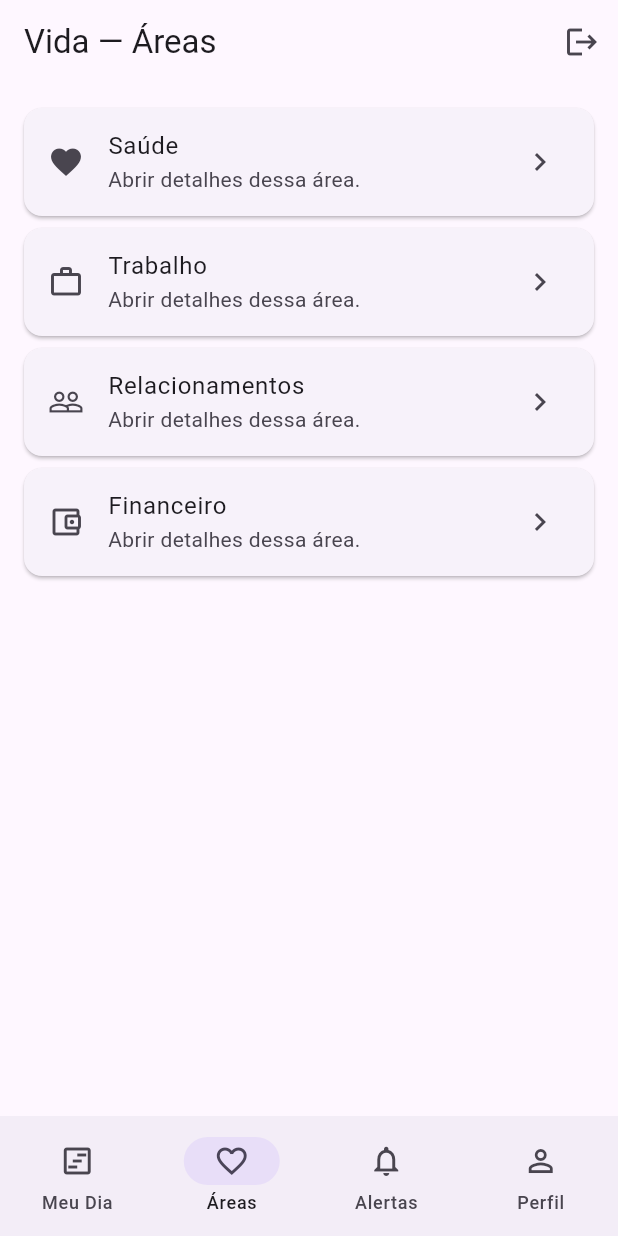
After one commit to Fabrithizio/Vida_app, a Flutter app: the HomePage screen opened directly, item 2 of the bottom bar chosen, on a phone screen of 412 x 824 dp. The commit adds this screen. Run offline on Flutter 3.47's test engine with Material 3 defaults, Android fonts, the phone set to English and light mode, and no system bars; our stand-ins replace shared_preferences; accounts and stored records are empty.

Commit message:
home apags e areas futuras

```diff
--- /dev/null
+++ b/lib/presentation/pages/home/home_page.dart
@@ -0,0 +1,80 @@
+import 'package:flutter/material.dart';
+
+import '../../../data/local/session_storage.dart';
+import '../login_page.dart';
+import 'tabs/alerts_tab.dart';
+import 'tabs/areas_tab.dart';
+import 'tabs/day_tab.dart';
+import 'tabs/profile_tab.dart';
+
+
+class HomePage extends StatefulWidget {
+  const HomePage({super.key});
+
+  @override
+  State<HomePage> createState() => _HomePageState();
+}
+
+class _HomePageState extends State<HomePage> {
+  int _index = 0;
+
+  final _tabs = const [
+    DayTab(),
+    AreasTab(),
+    AlertsTab(),
+    ProfileTab(),
+  ];
+
+  Future<void> _logout() async {
+    await SessionStorage().clear();
+    if (!mounted) return;
+
+    Navigator.of(context).pushReplacement(
+      MaterialPageRoute(builder: (_) => const LoginPage()),
+    );
+  }
+
+  @override
+  Widget build(BuildContext context) {
+    final titles = const ['Meu Dia', 'Áreas', 'Alertas', 'Perfil'];
+
+    return Scaffold(
+      appBar: AppBar(
+        title: Text('Vida — ${titles[_index]}'),
+        actions: [
+          IconButton(
+            tooltip: 'Sair',
+            onPressed: _logout,
+            icon: const Icon(Icons.logout),
+          ),
+        ],
+      ),
+      body: IndexedStack(
+        index: _index,
+        children: _tabs,
+      ),
+      bottomNavigationBar: NavigationBar(
+        selectedIndex: _index,
+        onDestinationSelected: (i) => setState(() => _index = i),
+        destinations: const [
+          NavigationDestination(
+            icon: Icon(Icons.view_timeline_outlined),
+            label: 'Meu Dia',
+          ),
+          NavigationDestination(
+            icon: Icon(Icons.favorite_border),
+            label: 'Áreas',
+          ),
+          NavigationDestination(
+            icon: Icon(Icons.notifications_none),
+            label: 'Alertas',
+          ),
+          NavigationDestination(
+            icon: Icon(Icons.person_outline),
+            label: 'Perfil',
+          ),
+        ],
+      ),
+    );
+  }
+}
--- /dev/null
+++ b/lib/presentation/pages/home/tabs/areas_tab.dart
@@ -0,0 +1,37 @@
+import 'package:flutter/material.dart';
+
+class AreasTab extends StatelessWidget {
+  const AreasTab({super.key});
+
+  @override
+  Widget build(BuildContext context) {
+    return ListView(
+      padding: const EdgeInsets.all(12),
+      children: const [
+        _AreaTile(title: 'Saúde', icon: Icons.favorite),
+        _AreaTile(title: 'Trabalho', icon: Icons.work_outline),
+        _AreaTile(title: 'Relacionamentos', icon: Icons.people_outline),
+        _AreaTile(title: 'Financeiro', icon: Icons.account_balance_wallet_outlined),
+      ],
+    );
+  }
+}
+
+class _AreaTile extends StatelessWidget {
+  const _AreaTile({required this.title, required this.icon});
+
+  final String title;
+  final IconData icon;
+
+  @override
+  Widget build(BuildContext context) {
+    return Card(
+      child: ListTile(
+        leading: Icon(icon),
+        title: Text(title),
+        subtitle: const Text('Abrir detalhes dessa área.'),
+        trailing: const Icon(Icons.chevron_right),
+      ),
+    );
+  }
+}
```
Also changed, not shown: lib/presentation/pages/home/tabs/alerts_tab.dart (added, +28 -0 lines), lib/presentation/pages/home/tabs/day_tab.dart (added, +18 -0 lines), lib/presentation/pages/home/tabs/profile_tab.dart (added, +28 -0 lines), lib/presentation/pages/home_placeholder_page.dart (+25 -3 lines), lib/presentation/pages/login_page.dart (+6 -4 lines), lib/presentation/pages/splash_page.dart (+12 -9 lines).
